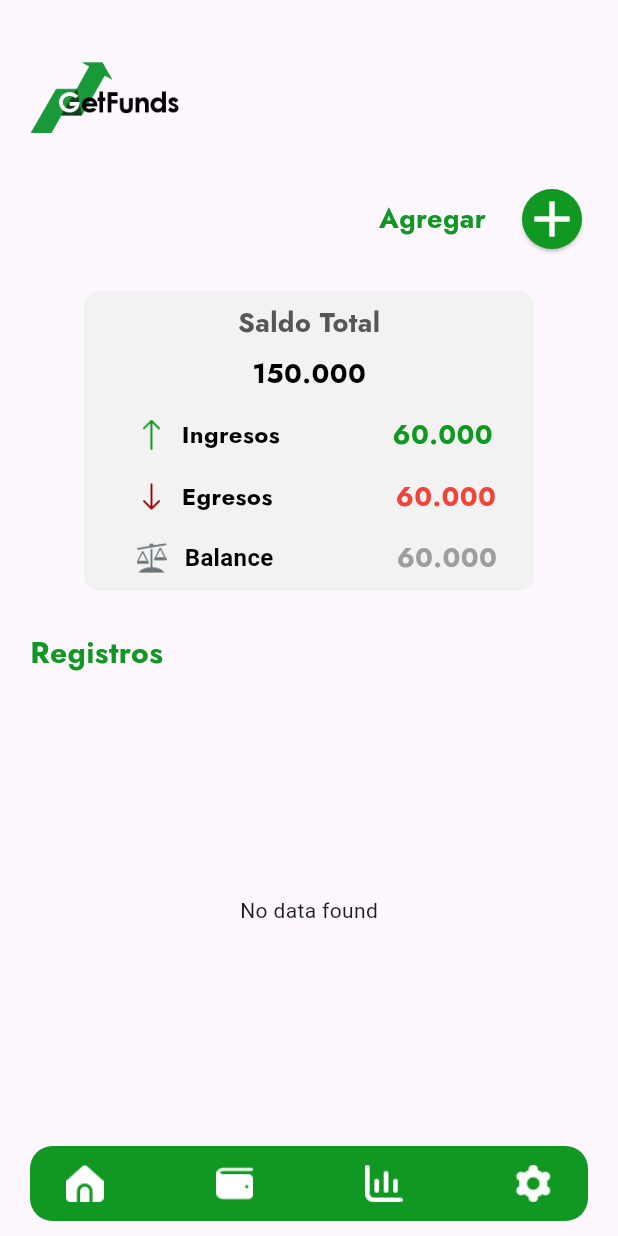
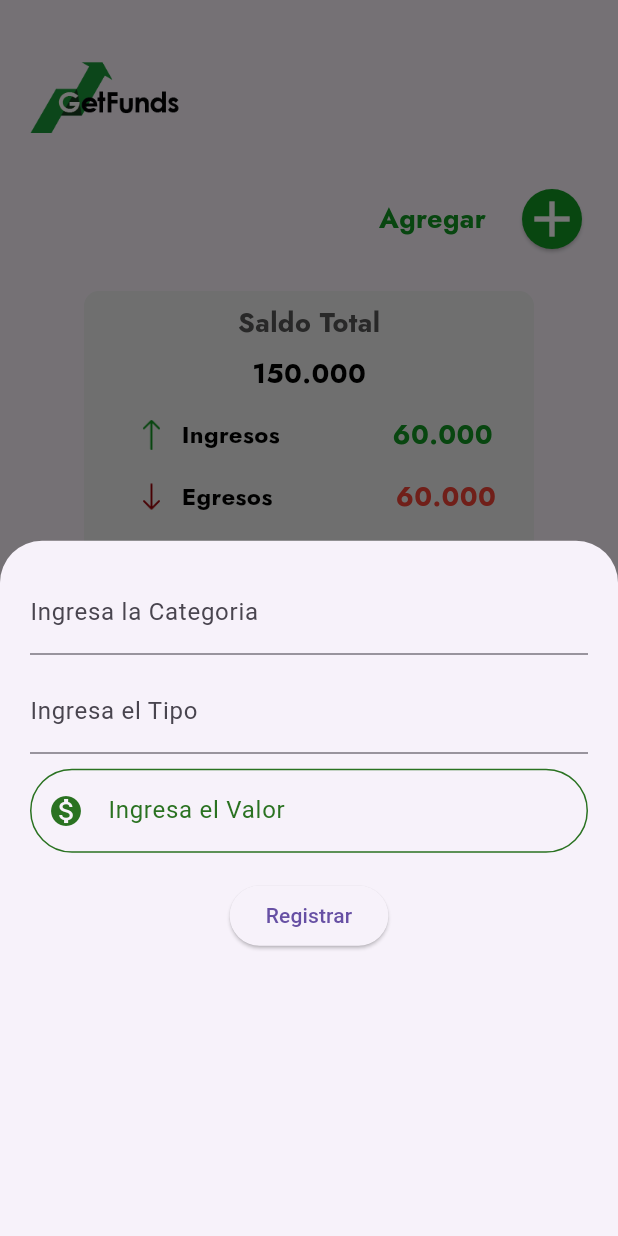
Before and after one commit to DPooL2004/GetFunds, a Flutter app: the home screen opened directly, after a tap on the "add" icon, on a phone screen of 412 x 824 dp. Run offline on Flutter 3.47's test engine with Material 3 defaults, Android fonts, the phone set to English and light mode, and no system bars; our stand-ins replace animated_splash_screen, cloud_firestore, firebase_auth, firebase_core, firebase_storage, fluttertoast and 2 more; accounts and stored records are empty; project files that could hold a hidden picture were left out.

Commit message:
Añado insercion a BD Registros Home

```diff
--- /dev/null
+++ b/lib/componentes/modal_Home.dart
@@ -0,0 +1,110 @@
+import 'package:flutter/material.dart';
+import 'package:getfunds/colores.dart';
+import 'package:getfunds/insertar/insertarHome.dart';
+
+class Modal_Home{
+  final InsertarDatos insertarDatos = InsertarDatos();
+  final frm = GlobalKey<FormState>();
+  /*Controladores*/
+    late String _Categoria;
+    /*late DateTime _Fecha;*/
+    late String _Tipo;
+    late int _Valor;
+
+  mainBottomSheet(BuildContext context){
+    showModalBottomSheet(
+        context: context,
+        builder: (BuildContext context){
+          return Container(
+            padding: EdgeInsets.all(20),
+            height: 500,
+            width: MediaQuery.of(context).size.width*1,
+            child: Column(
+              children: [
+                Form(
+                  key: frm,
+                  child: Column(
+                    children: [
+                      TextFormField(
+                        decoration: InputDecoration(
+                            labelText: 'Ingresa la Categoria'),
+                        validator: (value){
+                          if(value==null || value.isEmpty)
+                            return 'Ingrese el Documento.';
+                          else{
+                            return null;
+                          }
+                        },
+                        onSaved: (value){
+                          _Categoria=value!;
+                        },
+                      ),
+                      SizedBox(height: 10,),
+                      TextFormField(
+                        decoration: InputDecoration(
+                            labelText: 'Ingresa el Tipo'),
+                        validator: (value){
+                          if(value==null || value.isEmpty)
+                            return 'Ingrese el Documento.';
+                          else{
+                            return null;
+                          }
+                        },
+                        onSaved: (value){
+                          _Tipo=value!;
+                        },
+                      ),
+                      SizedBox(height: 10,),
+
+                      TextFormField(
+                        keyboardType: TextInputType.number,
+                        decoration: InputDecoration(
+                            labelText: 'Ingresa el Valor',
+                          labelStyle: TextStyle(
+                            color: colorSecundario,
+                          ),
+                          prefixIcon: Icon(Icons.monetization_on,
+                          color: colorSecundario,),
+                          focusedBorder: OutlineInputBorder(
+                            borderRadius: BorderRadius.circular(30),
+                            borderSide: BorderSide(color: colorSecundario)
+                          ),
+                          enabledBorder: OutlineInputBorder(
+                            borderRadius: BorderRadius.circular(30),
+                            borderSide: BorderSide(color: colorSecundario)
+                          )
+                        ),
+                        validator: (value){
+                          if(value==null || value.isEmpty)
+                            return 'Ingrese el Documento.';
+                          else{
+                            return null;
+                          }
+                        },
+                        onSaved: (value){
+                          _Valor= int.parse(value!);
+                        },
+                      ),
+                      SizedBox(height: 10,),
+                      Padding(
+                        padding: const EdgeInsets.all(8.0),
+                        child: ElevatedButton(onPressed: (){
+                          if(frm.currentState!.validate()){
+                              frm.currentState!.save();
+                              insertarDatos.saveDatos(
+                                  categoria: _Categoria,
+                                  tipo: _Tipo,
+                                  valor: _Valor);
+                          }
+                        }, child: Text('Registrar')),
+                      )
+                    ],
+                  ),
+                )
+              ],
+            ),
+          );
+        }
+    );
+  }
+}
--- /dev/null
+++ b/lib/insertar/insertarHome.dart
@@ -0,0 +1,26 @@
+import 'dart:io' as io;
+import 'package:firebase_storage/firebase_storage.dart';
+import 'package:cloud_firestore/cloud_firestore.dart';
+
+class InsertarDatos{
+  final FirebaseStorage _storage = FirebaseStorage.instance;
+  void saveDatos({
+    required String categoria,
+    /*required DateTime fecha,*/
+    required String tipo,
+    required int valor,
+  }) async {
+    FirebaseStorage storage = FirebaseStorage.instance;
+    FirebaseFirestore.instance.collection('Registros').add({
+      'Categoria':categoria,
+      /*'Fecha':fecha,*/
+      'Tipo': tipo,
+      'Valor': valor,
+
+    }).then((value){
+      print('Enviado');
+    }).catchError((error){
+      print('Datos no guardados');
+    });
+  }
+}
--- a/lib/registros.dart
+++ b/lib/registros.dart
@@ -40,18 +40,20 @@ class _MyHomePageState extends State<MyHomePage> {
                     itemCount: snapshot.data!.docs.length,
                     itemBuilder: (context, index) {
                       Map<String, dynamic> data = snapshot.data!.docs[index].data() as Map<String, dynamic>;
-                      return GestureDetector(
+                      return Container(
+                        /*DECORACION*/
+                        child: GestureDetector(
                           /*onTap: () {
                             // Acciones a realizar cuando se toca el elemento
                           },*/
                           child: ExpansionTile(
                             backgroundColor: Colors.grey,
-
                             title: Text(data['Categoria']),
                             leading: Icon(Icons.accessibility_outlined),
                             children: [
                               Text('Valor: ${data['Valor']}'),
                             ],
+                          ),
                         ),
                       );
                     },
--- a/lib/vistas/home.dart
+++ b/lib/vistas/home.dart
@@ -1,18 +1,19 @@
 import 'package:flutter/material.dart';
 import 'package:getfunds/colores.dart';
+import 'package:getfunds/componentes/modal_Home.dart';
 import 'package:getfunds/conexion.dart';
 import 'package:getfunds/registros.dart';
 import 'package:getfunds/vistas/ahorro.dart';
 
 class home extends StatefulWidget { // Make it StatefulWidget
-  const home({super.key});
+
 
   @override
   State<home> createState() => _HomeState(); // Create a State class
 }
 
 class _HomeState extends State<home> { // State class for Home
-
+  Modal_Home modal = Modal_Home();
   @override
   Widget build(BuildContext context) {
     return Scaffold(
@@ -53,7 +54,9 @@ class _HomeState extends State<home> { // State class for Home
                         backgroundColor: colorPrincipal,
                         shape: CircleBorder()
                     ),
-                    onPressed: (){},
+                    onPressed: (){
+                      modal.mainBottomSheet(context);
+                    },
                     child: Icon(
                       Icons.add,
                       color: Colors.white,
--- a/pubspec.yaml
+++ b/pubspec.yaml
@@ -31,6 +31,7 @@ dependencies:
   fluttertoast:
   flutter:
     sdk: flutter
+  firebase_storage:
   animated_splash_screen:
   lottie:
   flutter_launcher_icons:
@@ -46,7 +47,6 @@ flutter_launcher_icons:
   # The following adds the Cupertino Icons font to your application.
   # Use with the CupertinoIcons class for iOS style icons.
   cupertino_icons: ^1.0.2
-  firebase_storage:
   firebase_auth:
   firebase_core: ^2.27.0
   cloud_firestore: ^4.17.3
```
Also changed, not shown: pubspec.lock. Lines whose indentation alone changed are shown as unchanged.
